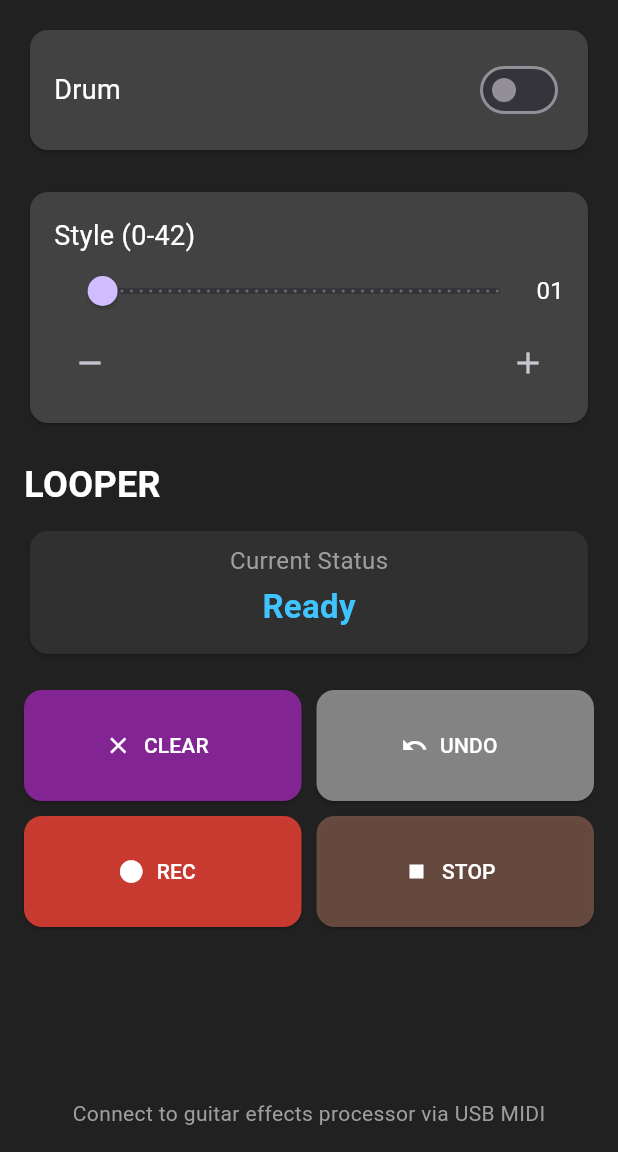
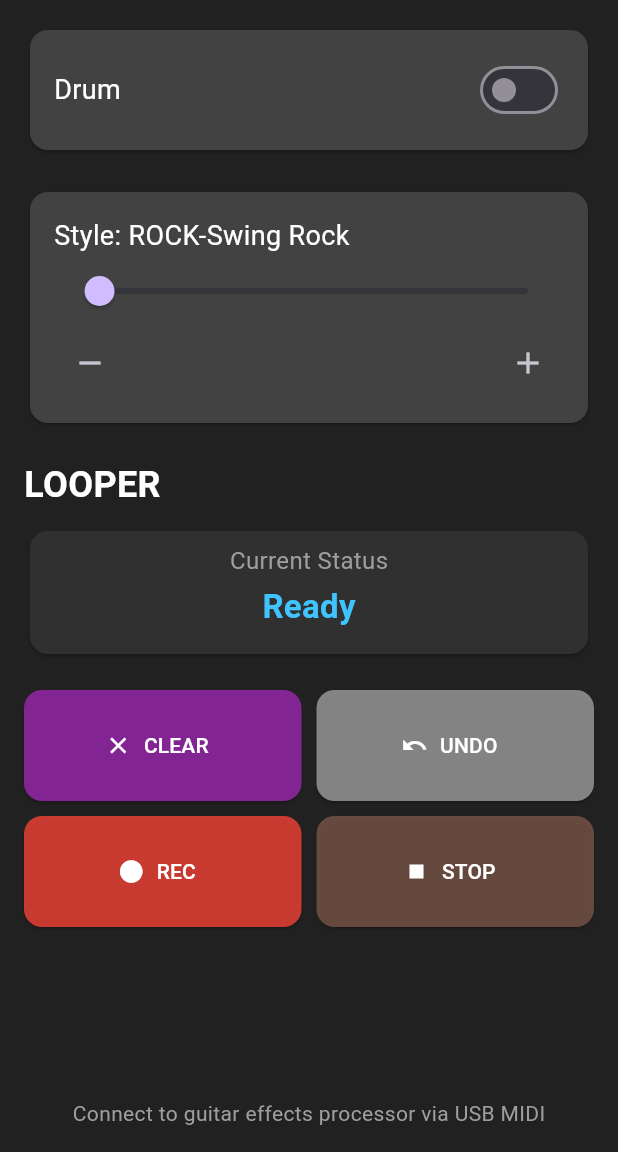
Before and after one commit to stefwoo/nux-ngs6-looper, a Flutter app: the screen it shows after launch, after a tap on the "add" icon, on a phone screen of 412 x 824 dp, the part 84-1236 px from its top. Run offline on Flutter 3.47's test engine with Material 3 defaults, Android fonts, the phone set to English and light mode, and no system bars; our stand-ins replace flutter_bloc, permission_handler; missing offline and left inert: flutter_midi_command.

Commit message:
更新鼓机样式控制，限制样式范围至0-66，并在UI中显示对应风格名称

```diff
--- a/lib/bloc/app_cubit.dart
+++ b/lib/bloc/app_cubit.dart
@@ -29,8 +29,10 @@ class AppCubit extends Cubit<AppState> {
   }
 
   void changeDrumStyle(int style) {
-    _midiEngine.sendCcMessage(0x2A, style);
-    emit(state.copyWith(drumStyle: style));
+    if (style >= 0 && style <= 66) {
+      _midiEngine.sendCcMessage(0x2A, style);
+      emit(state.copyWith(drumStyle: style));
+    }
   }
 
   void pressRec() {
--- /dev/null
+++ b/lib/ui/drum_styles.dart
@@ -0,0 +1,69 @@
+const List<String> drumStyles = [
+  "ROCK-Standard",
+  "ROCK-Swing Rock",
+  "ROCK-Power Beat",
+  "ROCK-Smooth",
+  "ROCK-Mega Drive",
+  "ROCK-Hard Rock",
+  "ROCK-Boogie",
+  "CTRY-Walk Line",
+  "CTRY-Blue Grass",
+  "CTRY-Country",
+  "CTRY-Waltz",
+  "CTRY-Train",
+  "CTRY-Ctry Rock",
+  "CTRY-Slowly",
+  "BLUES-Slow Blues",
+  "BLUES-Chicago",
+  "BLUES-R&B",
+  "BLUES-Blues Rock",
+  "BLUES-Road Train",
+  "BLUES-Shuffle",
+  "METAL-2X Bass",
+  "METAL-Close Beat",
+  "METAL-Heavy Bass",
+  "METAL-Fast",
+  "METAL-Holy Case",
+  "METAL-Open Hat",
+  "METAL-Epic",
+  "FUNK-Bouns",
+  "FUNK-East Coast",
+  "FUNK-New Mann",
+  "FUNK-R&B Funk",
+  "FUNK-80 Funk",
+  "FUNK-Soul",
+  "FUNK-Uncle Jam",
+  "JAZZ-Blues Jazz",
+  "JAZZ-Classic 1",
+  "JAZZ-Classic 2",
+  "JAZZ-Easy Jazz",
+  "JAZZ-Fast",
+  "JAZZ-Walking",
+  "JAZZ-Smooth",
+  "BALD-Bluesy",
+  "BALD-Grooves",
+  "BALD-Bald Rock",
+  "BALD-Slow Rock",
+  "BALD-Tutorial",
+  "BALD-R&B Bald",
+  "BALD-Gospel",
+  "POP-Beach Side",
+  "POP-Big City",
+  "POP-Funky Pop",
+  "POP-Modern",
+  "POP-School Pop",
+  "POP-Motown",
+  "POP-Resistor",
+  "REGGAE-Sherriff",
+  "REGGAE-Santeria",
+  "REGGAE-Reggae 3",
+  "REGGAE-Reggae 4",
+  "REGGAE-Reggae 5",
+  "REGGAE-Reggae 6",
+  "REGGAE-Reggae 7",
+  "ELEC-Elec 1",
+  "ELEC-Elec 2",
+  "ELEC-Elec 3",
+  "ELEC-ELEC-EDM",
+  "ELEC-ELEC-TECH",
+];
--- a/lib/ui/main_ui.dart
+++ b/lib/ui/main_ui.dart
@@ -3,6 +3,7 @@ import 'package:flutter_bloc/flutter_bloc.dart';
 import 'package:flutter_midi_command/flutter_midi_command.dart';
 import 'package:midi_controller/bloc/app_cubit.dart';
 import 'package:midi_controller/services/permission_handler.dart';
+import 'package:midi_controller/ui/drum_styles.dart';
 
 class MainUI extends StatefulWidget {
   final PermissionHandlerService permissionHandler;
@@ -129,25 +130,25 @@ class StyleControlWidget extends StatelessWidget {
         child: Column(
           crossAxisAlignment: CrossAxisAlignment.start,
           children: [
-            const Text('Style (0-42)', style: TextStyle(fontSize: 18)),
             BlocBuilder<AppCubit, AppState>(
               builder: (context, state) {
                 return Column(
+                  crossAxisAlignment: CrossAxisAlignment.start,
                   children: [
+                    Text('Style: ${drumStyles[state.drumStyle]}',
+                        style: const TextStyle(fontSize: 18)),
                     Row(
                       children: [
                         Expanded(
                           child: Slider(
                             value: state.drumStyle.toDouble(),
                             min: 0,
-                            max: 42,
-                            divisions: 42,
-                            onChanged: (value) => context.read<AppCubit>().changeDrumStyle(value.toInt()),
+                            max: 66,
+                            divisions: 66,
+                            onChanged: (value) => context
+                                .read<AppCubit>()
+                                .changeDrumStyle(value.toInt()),
                           ),
-                        ),
-                        Text(
-                          state.drumStyle.toRadixString(16).toUpperCase().padLeft(2, '0'),
-                          style: const TextStyle(fontSize: 16),
                         ),
                       ],
                     ),
@@ -159,7 +160,9 @@ class StyleControlWidget extends StatelessWidget {
                           onPressed: () {
                             final currentStyle = state.drumStyle;
                             if (currentStyle > 0) {
-                              context.read<AppCubit>().changeDrumStyle(currentStyle - 1);
+                              context.read<AppCubit>().changeDrumStyle(
+                                currentStyle - 1,
+                              );
                             }
                           },
                         ),
@@ -167,8 +170,10 @@ class StyleControlWidget extends StatelessWidget {
                           icon: const Icon(Icons.add),
                           onPressed: () {
                             final currentStyle = state.drumStyle;
-                            if (currentStyle < 42) {
-                              context.read<AppCubit>().changeDrumStyle(currentStyle + 1);
+                            if (currentStyle < 66) {
+                              context.read<AppCubit>().changeDrumStyle(
+                                currentStyle + 1,
+                              );
                             }
                           },
                         ),
@@ -193,7 +198,10 @@ class LooperSection extends StatelessWidget {
     return Column(
       crossAxisAlignment: CrossAxisAlignment.start,
       children: [
-        const Text('LOOPER', style: TextStyle(fontSize: 24, fontWeight: FontWeight.bold)),
+        const Text(
+          'LOOPER',
+          style: TextStyle(fontSize: 24, fontWeight: FontWeight.bold),
+        ),
         const SizedBox(height: 10),
         const LooperStatusWidget(),
         const SizedBox(height: 20),
@@ -231,7 +239,10 @@ class LooperStatusWidget extends StatelessWidget {
     String twoDigits(int n) => n.toString().padLeft(2, '0');
     String twoDigitMinutes = twoDigits(duration.inMinutes.remainder(60));
     String twoDigitSeconds = twoDigits(duration.inSeconds.remainder(60));
-    String twoDigitMilliseconds = (duration.inMilliseconds % 1000).toString().padLeft(3, '0').substring(0, 2);
+    String twoDigitMilliseconds = (duration.inMilliseconds % 1000)
+        .toString()
+        .padLeft(3, '0')
+        .substring(0, 2);
     return "$twoDigitMinutes:$twoDigitSeconds.$twoDigitMilliseconds";
   }
 
@@ -248,38 +259,58 @@ class LooperStatusWidget extends StatelessWidget {
               return Column(
                 crossAxisAlignment: CrossAxisAlignment.center,
                 children: [
-                  const Text('Current Status', style: TextStyle(fontSize: 16, color: Colors.grey)),
+                  const Text(
+                    'Current Status',
+                    style: TextStyle(fontSize: 16, color: Colors.grey),
+                  ),
                   const SizedBox(height: 4),
                   AnimatedSwitcher(
                     duration: const Duration(milliseconds: 300),
-                    transitionBuilder: (Widget child, Animation<double> animation) {
-                      return FadeTransition(opacity: animation, child: child);
-                    },
+                    transitionBuilder:
+                        (Widget child, Animation<double> animation) {
+                          return FadeTransition(
+                            opacity: animation,
+                            child: child,
+                          );
+                        },
                     child: Text(
                       _getStatusText(state),
-                      key: ValueKey<String>(_getStatusText(state)), // Important for AnimatedSwitcher
+                      key: ValueKey<String>(
+                        _getStatusText(state),
+                      ), // Important for AnimatedSwitcher
                       style: const TextStyle(
-                          fontSize: 22,
-                          fontWeight: FontWeight.bold,
-                          color: Colors.lightBlueAccent),
+                        fontSize: 22,
+                        fontWeight: FontWeight.bold,
+                        color: Colors.lightBlueAccent,
+                      ),
                     ),
                   ),
                   const SizedBox(height: 8),
                   if (state.recButtonState == RecButtonState.recording)
                     Text(
                       _formatDuration(state.recordingTime),
-                      style: const TextStyle(fontSize: 18, color: Colors.white, fontFamily: 'monospace'),
+                      style: const TextStyle(
+                        fontSize: 18,
+                        color: Colors.white,
+                        fontFamily: 'monospace',
+                      ),
                     ),
                   if ((state.recButtonState == RecButtonState.playing ||
-                          state.recButtonState == RecButtonState.duoRecComplete) &&
+                          state.recButtonState ==
+                              RecButtonState.duoRecComplete) &&
                       state.loopDuration != null &&
                       state.loopDuration! > Duration.zero)
                     Padding(
-                      padding: const EdgeInsets.symmetric(horizontal: 16.0, vertical: 8.0),
+                      padding: const EdgeInsets.symmetric(
+                        horizontal: 16.0,
+                        vertical: 8.0,
+                      ),
                       child: LinearProgressIndicator(
                         value: state.playbackProgress,
                         backgroundColor: Colors.grey,
-                        valueColor: const AlwaysStoppedAnimation<Color>(Colors.lightBlueAccent),
+                        valueColor: const AlwaysStoppedAnimation<Color>(
+                          Colors.lightBlueAccent,
+                        ),
                       ),
                     ),
                 ],
@@ -322,7 +353,9 @@ class LooperControlsWidget extends StatelessWidget {
               label: isRedo ? 'REDO' : 'UNDO',
               icon: isRedo ? Icons.redo : Icons.undo,
               // 只有在可Undo/Redo时才响应点击
-              onPressed: canUndo ? () => context.read<AppCubit>().pressUndo() : () {},
+              onPressed: canUndo
+                  ? () => context.read<AppCubit>().pressUndo()
+                  : () {},
               // 当按钮不可用时，可以改变颜色以提示用户
               color: canUndo ? Colors.blue : Colors.grey,
             );
@@ -366,9 +399,7 @@ class _LooperButton extends StatelessWidget {
       label: Text(label, style: const TextStyle(color: Colors.white)),
       style: ElevatedButton.styleFrom(
         backgroundColor: color.withOpacity(0.8),
-        shape: RoundedRectangleBorder(
-          borderRadius: BorderRadius.circular(12),
-        ),
+        shape: RoundedRectangleBorder(borderRadius: BorderRadius.circular(12)),
       ),
     );
   }
```
Also changed, not shown: 1 other file.
